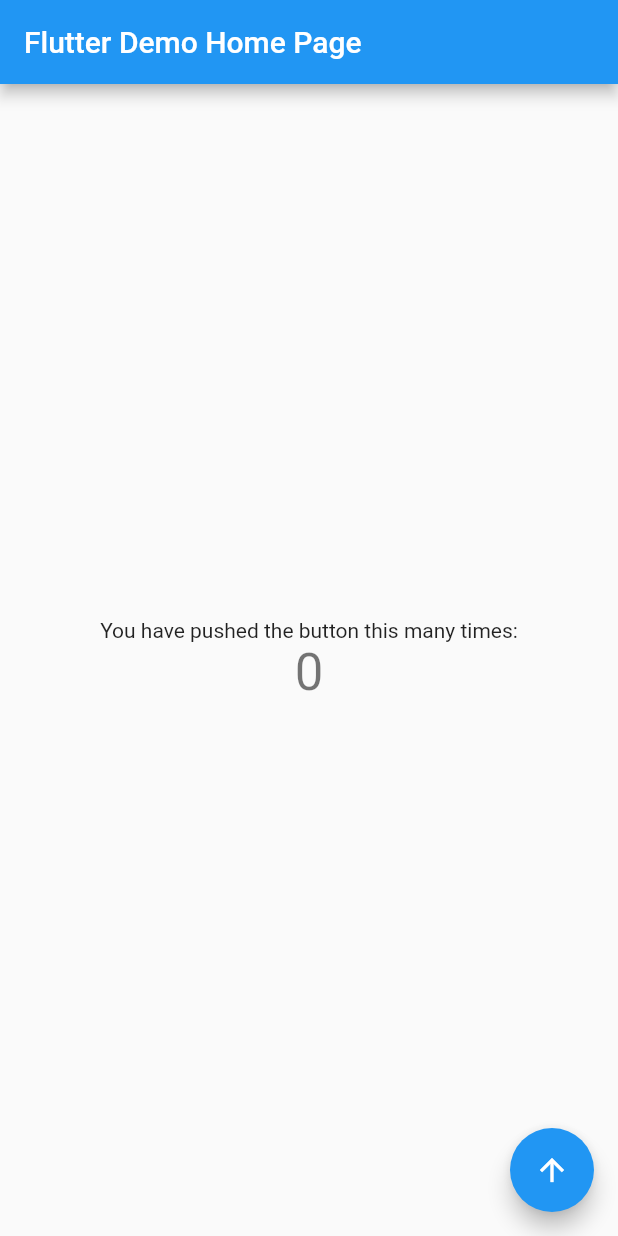
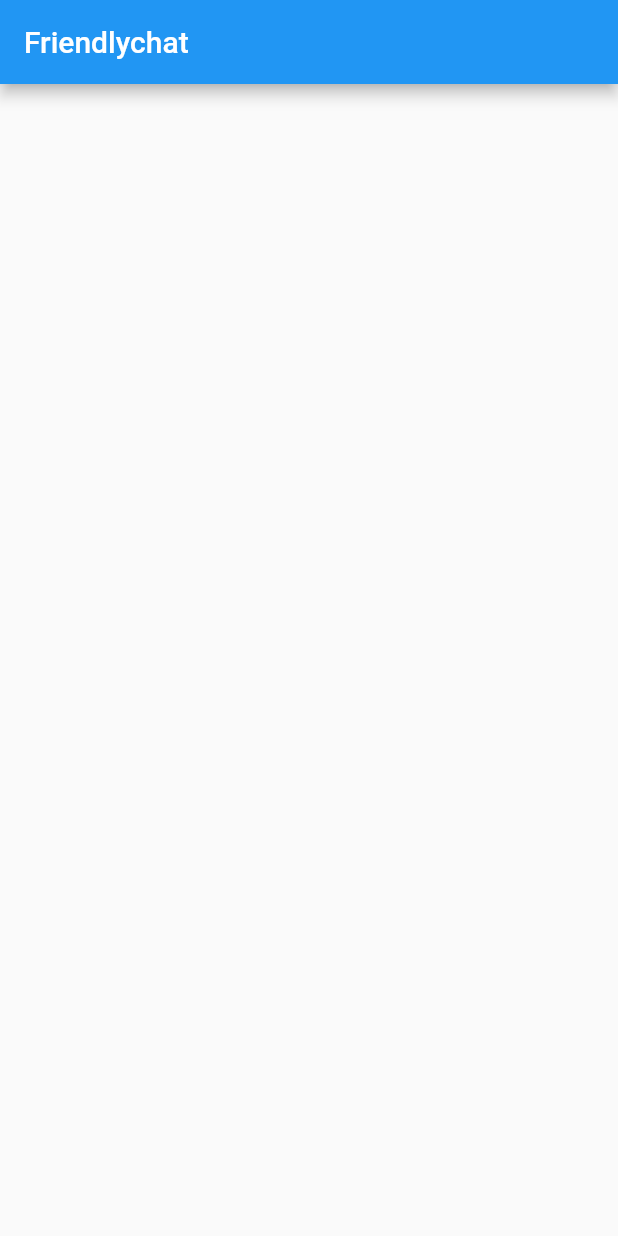
Before and after one commit to grahammkelly/new_flutter_app, a Flutter app: the screen it shows after launch, on a phone screen of 412 x 824 dp. Run offline on Flutter 3.47's test engine with Material 2 defaults, Android fonts, the phone set to English and light mode, and no system bars.

Commit message:
Updated with screen in preparation for chat

```diff
--- a/lib/main.dart
+++ b/lib/main.dart
@@ -1,124 +1,19 @@
 import 'package:flutter/material.dart';
 
 void main() {
-  runApp(new MyApp());
+  runApp(new FriendlychatApp());
 }
 
-class MyApp extends StatelessWidget {
-  // This widget is the root of your application.
+class FriendlychatApp extends StatelessWidget {
   @override
   Widget build(BuildContext context) {
     return new MaterialApp(
-      title: 'Flutter Demo',
-      theme: new ThemeData(
-        // This is the theme of your application.
-        //
-        // Try running your application with "flutter run". You'll see the
-        // application has a blue toolbar. Then, without quitting the app, try
-        // changing the primarySwatch below to Colors.green and then invoke
-        // "hot reload" (press "r" in the console where you ran "flutter run",
-        // or press Run > Flutter Hot Reload in IntelliJ). Notice that the
-        // counter didn't reset back to zero; the application is not restarted.
-        primarySwatch: Colors.blue,
+      title: "Friendlychat",
+      home: new Scaffold(
+        appBar: new AppBar(
+          title: new Text("Friendlychat", textAlign: TextAlign.center),
+        ),
       ),
-      home: new MyHomePage(title: 'Flutter Demo Home Page'),
     );
   }
 }
-
-class MyHomePage extends StatefulWidget {
-  MyHomePage({Key key, this.title}) : super(key: key);
-
-  // This widget is the home page of your application. It is stateful, meaning
-  // that it has a State object (defined below) that contains fields that affect
-  // how it looks.
-
-  // This class is the configuration for the state. It holds the values (in this
-  // case the title) provided by the parent (in this case the App widget) and
-  // used by the build method of the State. Fields in a Widget subclass are
-  // always marked "final".
-
-  final String title;
-
-  @override
-  _MyHomePageState createState() => new _MyHomePageState();
-}
-
-class _MyHomePageState extends State<MyHomePage> {
-  int _counter = 0;
-
-  void _incrementCounter() {
-    setState(() {
-      // This call to setState tells the Flutter framework that something has
-      // changed in this State, which causes it to rerun the build method below
-      // so that the display can reflect the updated values. If we changed
-      // _counter without calling setState(), then the build method would not be
-      // called again, and so nothing would appear to happen.
-      _counter++;
-    });
-  }
-
-  void _decrementCounter() {
-    setState(() {
-      _counter--;
-    });
-  }
-
-  @override
-  Widget build(BuildContext context) {
-    // This method is rerun every time setState is called, for instance as done
-    // by the _incrementCounter method above.
-    //
-    // The Flutter framework has been optimized to make rerunning build methods
-    // fast, so that you can just rebuild anything that needs updating rather
-    // than having to individually change instances of widgets.
-    return new Scaffold(
-      appBar: new AppBar(
-        // Here we take the value from the MyHomePage object that was created by
-        // the App.build method, and use it to set our appbar title.
-        title: new Text(widget.title),
-      ),
-      body: new Center(
-        // Center is a layout widget. It takes a single child and positions it
-        // in the middle of the parent.
-        child: new Column(
-          // Column is also layout widget. It takes a list of children and
-          // arranges them vertically. By default, it sizes itself to fit its
-          // children horizontally, and tries to be as tall as its parent.
-          //
-          // Invoke "debug paint" (press "p" in the console where you ran
-          // "flutter run", or select "Toggle Debug Paint" from the Flutter tool
-          // window in IntelliJ) to see the wireframe for each widget.
-          //
-          // Column has various properties to control how it sizes itself and
-          // how it positions its children. Here we use mainAxisAlignment to
-          // center the children vertically; the main axis here is the vertical
-          // axis because Columns are vertical (the cross axis would be
-          // horizontal).
-          mainAxisAlignment: MainAxisAlignment.center,
-          children: <Widget>[
-            new Text(
-              'You have pushed the button this many times:',
-            ),
-            new Text(
-              '${_counter}',
-              style: Theme.of(context).textTheme.display1,
-            ),
-          ],
-        ),
-      ),
-      floatingActionButton:(_counter % 2 == 0 ?
-        new FloatingActionButton(
-          onPressed: _incrementCounter,
-          tooltip: 'Increment',
-          child: new Icon(Icons.arrow_upward),
-        ) :
-        new FloatingActionButton(
-          child: new Icon(Icons.arrow_downward),
-          onPressed: _decrementCounter,
-          tooltip: 'Decrement',
-        )
-      ),// This trailing comma makes auto-formatting nicer for build methods.
-    );
-  }
-}
```
Also changed, not shown: 1 other file.
